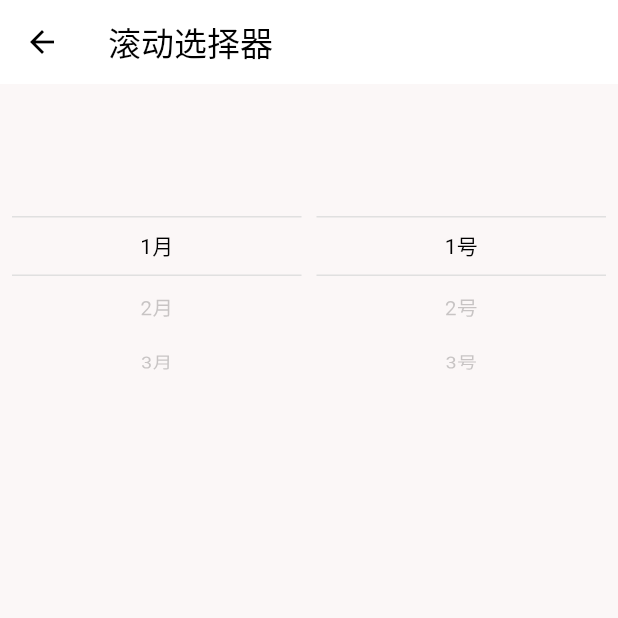
After one commit to qinshah/custom_ui, a Flutter app: the screen it shows after launch, after a tap on "滚动选择器", on a phone screen of 412 x 824 dp, the top half of it. The commit adds this screen. Run offline on Flutter 3.47's test engine with Material 3 defaults, Android fonts, the phone set to English and light mode, and no system bars.

Commit message:
feat(scroll-picker): 添加滚动选择器组件
- 新增 CScrollPicker 组件，支持多列联动选择
- 实现 CPickerItem 数据模型，支持嵌套子项
- 添加滚动选择器页面示例，展示日期选择功能
- 在主页添加滚动选择器入口和临时测试按钮
- 导出 scroll_picker 模块到 custom_ui 包
- 支持自定义列数和选项高度配置
- 实现选项变更回调和联动逻辑处理

```diff
--- a/example/lib/home/view/home_page.dart
+++ b/example/lib/home/view/home_page.dart
@@ -1,7 +1,10 @@
+import 'package:custom_ui/custom_ui.dart';
 import 'package:custom_ui_example/button/button_page.dart';
 import 'package:custom_ui_example/home/category.dart';
 import 'package:custom_ui_example/home/view/category_widget.dart';
 import 'package:custom_ui_example/input/input_page.dart';
+import 'package:custom_ui_example/scroll_picker/scroll_picker_page.dart';
+import 'package:flutter/cupertino.dart';
 import 'package:flutter/material.dart';
 
 class HomePage extends StatelessWidget {
@@ -29,6 +32,31 @@ class HomePage extends StatelessWidget {
               Category('输入框', Icons.input, InputPage()),
             ],
           ),
+          const SizedBox(height: 16),
+          CategoryWidget(
+            name: '选择器',
+            items: [
+              Category('滚动选择器', Icons.list, ScrollPickerPage()),
+            ],
+          ),
+
+          //
+          // 临时测试
+          const SizedBox(height: 16),
+          CButton(
+            child: Center(child: Text('临时测试')),
+            onTap: () {
+              showTimePicker(context: context, initialTime: TimeOfDay.now());
+              // showModalBottomSheet(
+              //   context: context,
+              //   builder: (_) {
+              //     return Center(
+              //       child: Text('Text'),
+              //     );
+              //   },
+              // );
+            },
+          ),
         ],
       ),
     );
--- /dev/null
+++ b/example/lib/scroll_picker/scroll_picker_page.dart
@@ -0,0 +1,58 @@
+import 'package:custom_ui/custom_ui.dart';
+import 'package:flutter/material.dart';
+
+class ScrollPickerPage extends StatelessWidget {
+  const ScrollPickerPage({super.key});
+
+  @override
+  Widget build(BuildContext context) {
+    return Scaffold(
+      appBar: AppBar(title: const Text('滚动选择器')),
+      body: ListView(
+        padding: const EdgeInsets.all(8),
+        children: [
+          SizedBox(
+            height: 200,
+            child: Align(
+              alignment: Alignment.topCenter,
+              child: CScrollPicker(
+                columns: 2,
+                items: [
+                  // 1月
+                  CPickerItem(
+                    value: '1月',
+                    children: List.generate(
+                      31,
+                      (index) => CPickerItem(value: '${index + 1}号'),
+                    ),
+                  ),
+                  // 2月
+                  CPickerItem(
+                    value: '2月',
+                    children: List.generate(
+                      28,
+                      (index) => CPickerItem(value: '${index + 1}号'),
+                    ),
+                  ),
+                  // 3月
+                  CPickerItem(
+                    value: '3月',
+                    children: List.generate(
+                      31,
+                      (index) => CPickerItem(value: '${index + 1}号'),
+                    ),
+                  ),
+                  // 4月
+                  CPickerItem(value: '4月'),
+                ],
+                onChanged: (List<String?> value) {
+                  print('选中了：$value');
+                },
+              ),
+            ),
+          ),
+        ],
+      ),
+    );
+  }
+}
--- a/lib/custom_ui.dart
+++ b/lib/custom_ui.dart
@@ -2,3 +2,4 @@ export 'src/theme.dart';
 export 'src/style.dart';
 export 'src/button.dart';
 export 'src/input.dart';
+export 'src/scroll_picker.dart';
--- /dev/null
+++ b/lib/src/scroll_picker.dart
@@ -0,0 +1,135 @@
+import 'package:flutter/material.dart';
+
+class CPickerItem<T> {
+  final T value;
+  final List<CPickerItem<T>> children;
+
+  CPickerItem({
+    required this.value,
+    this.children = const [],
+  });
+}
+
+class CScrollPicker<T> extends StatefulWidget {
+  const CScrollPicker({
+    super.key,
+    this.itemExtent = 40,
+    this.columns = 1,
+    required this.items,
+    required this.onChanged,
+  });
+
+  final ValueChanged<List<T?>> onChanged;
+
+  final double itemExtent;
+
+  final List<CPickerItem<T>> items;
+
+  final int columns;
+
+  @override
+  State<CScrollPicker<T>> createState() => _CScrollPickerState<T>();
+}
+
+class _CScrollPickerState<T> extends State<CScrollPicker<T>> {
+  late final List<CPickerItem<T>?> _selectedItems =
+      List.filled(widget.columns, null);
+  late final List<FixedExtentScrollController> _controllers =
+      List.generate(widget.columns, (_) => FixedExtentScrollController());
+
+  @override
+  void initState() {
+    super.initState();
+    _initSelectedItems();
+  }
+
+  void _initSelectedItems() {
+    if (widget.items.isEmpty) return;
+    _selectedItems[0] = widget.items.first;
+    for (int i = 1; i < widget.columns; i++) {
+      final children = _selectedItems[i - 1]?.children ?? [];
+      _selectedItems[i] = children.isNotEmpty ? children.first : null;
+    }
+  }
+
+  @override
+  void dispose() {
+    for (final controller in _controllers) {
+      controller.dispose();
+    }
+    super.dispose();
+  }
+
+  void _onColumnChanged(int columnIndex, int itemIndex, List<CPickerItem<T>> items) {
+    setState(() {
+      _selectedItems[columnIndex] = items[itemIndex];
+      // 更新后续列的选中项，尽量保持当前位置
+      for (int i = columnIndex + 1; i < widget.columns; i++) {
+        final children = _selectedItems[i - 1]?.children ?? [];
+        if (children.isEmpty) {
+          _selectedItems[i] = null;
+          continue;
+        }
+        // 获取当前滚动位置，限制在新列表的有效范围内
+        final currentIndex = _controllers[i].hasClients
+            ? _controllers[i].selectedItem
+            : 0;
+        final clampedIndex = currentIndex.clamp(0, children.length - 1);
+        _selectedItems[i] = children[clampedIndex];
+      }
+    });
+    widget.onChanged(_selectedItems.map((item) => item?.value).toList());
+  }
+
+  @override
+  Widget build(BuildContext context) {
+    return Row(
+      children: [
+        _buildColumn(widget.items, 0),
+        for (int i = 1; i < widget.columns; i++) ...[
+          SizedBox(width: 10),
+          _buildColumn(_selectedItems[i - 1]?.children ?? [], i)
+        ],
+      ],
+    );
+  }
+
+  Widget _buildColumn(List<CPickerItem<T>> items, int columnIndex) {
+    return Expanded(
+      child: Stack(
+        alignment: Alignment.center,
+        children: [
+          ListWheelScrollView.useDelegate(
+            controller: _controllers[columnIndex],
+            itemExtent: widget.itemExtent,
+            onSelectedItemChanged: (index) {
+              _onColumnChanged(columnIndex, index, items);
+            },
+            physics: const FixedExtentScrollPhysics(),
+            overAndUnderCenterOpacity: 0.2,
+            childDelegate: ListWheelChildBuilderDelegate(
+              childCount: items.length,
+              builder: (BuildContext context, int index) {
+                return Container(
+                  alignment: Alignment.center,
+                  child: Text(items[index].value.toString()),
+                );
+              },
+            ),
+            useMagnifier: true,
+          ),
+          IgnorePointer(
+            child: Container(
+              height: widget.itemExtent,
+              decoration: BoxDecoration(
+                border: Border.symmetric(
+                  horizontal: BorderSide(color: Colors.grey.shade300),
+                ),
+              ),
+            ),
+          ),
+        ],
+      ),
+    );
+  }
+}
```
